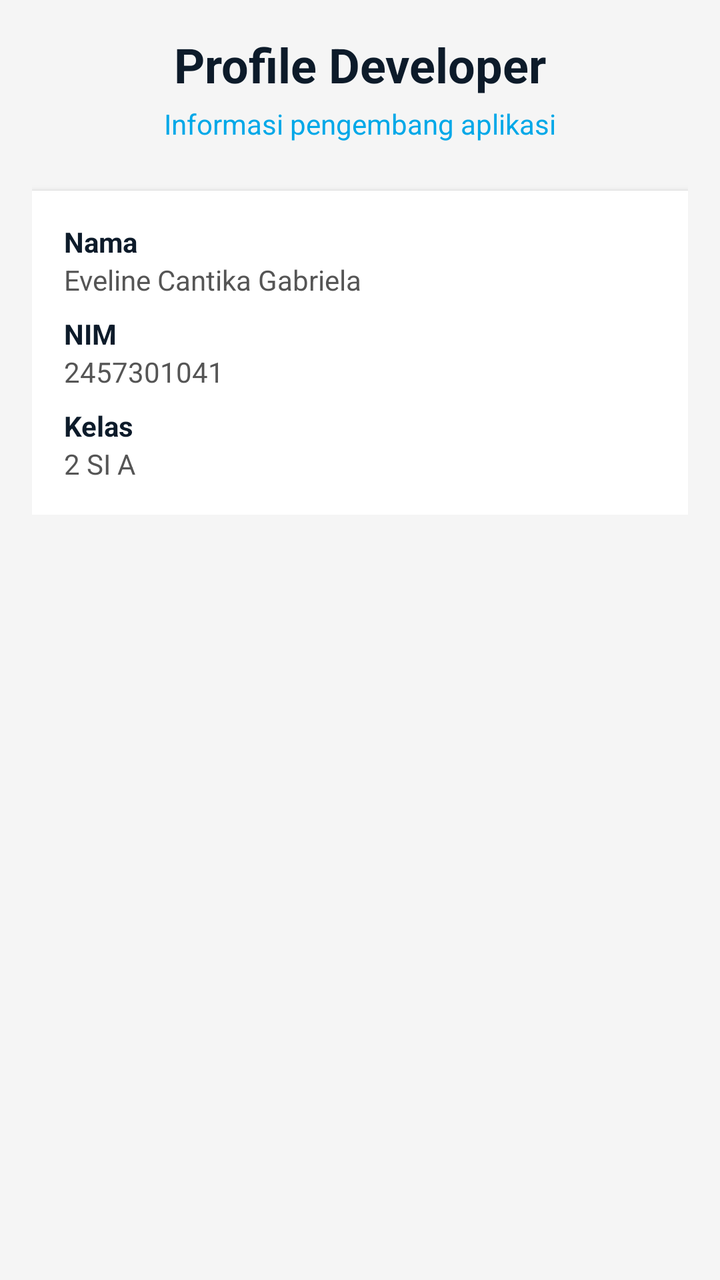
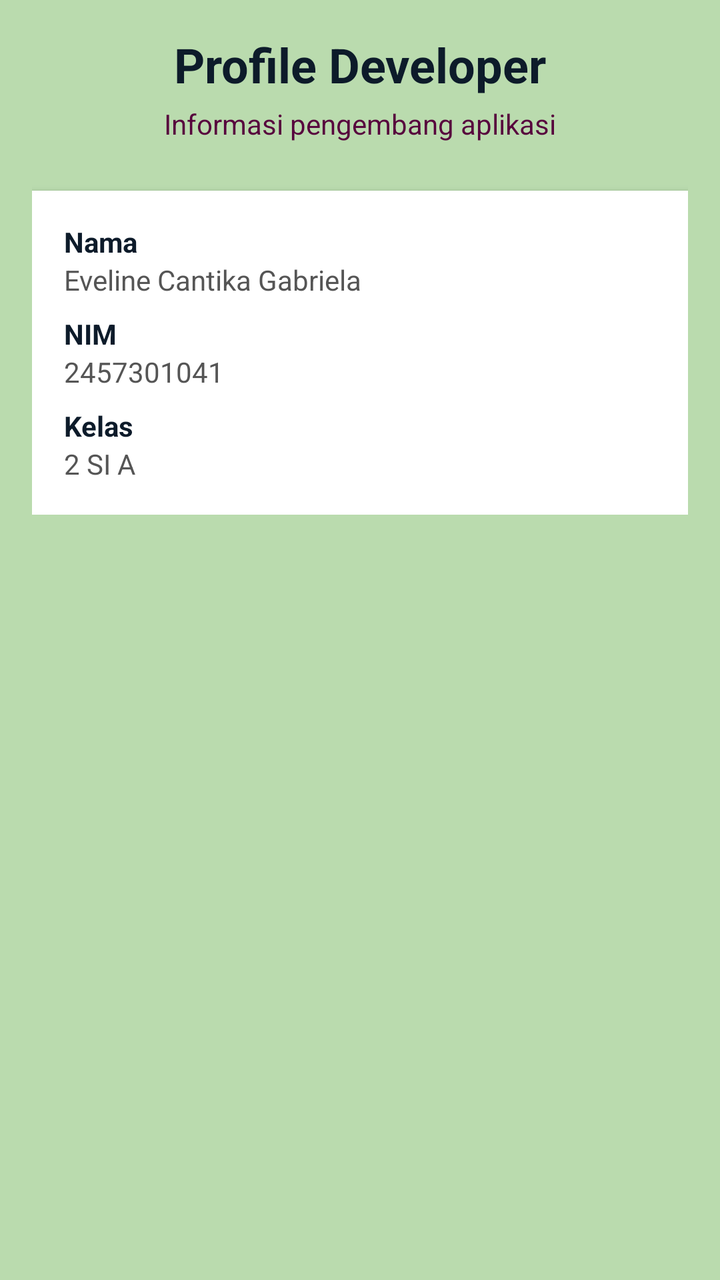

The first picture is an Android layout as it rendered before a commit; the second is the same layout after the commit. The layout source and the unified diff follow.
<!-- AndroidManifest.xml: application theme Theme.Elincortis -->
<!-- res/layout/fragment_profil.xml -->
<?xml version="1.0" encoding="utf-8"?>
<ScrollView xmlns:android="http://schemas.android.com/apk/res/android"
    android:layout_width="match_parent"
    android:layout_height="match_parent"
    android:background="#F5F5F5">

    <LinearLayout
        android:layout_width="match_parent"
        android:layout_height="wrap_content"
        android:orientation="vertical"
        android:padding="16dp">

        
        <TextView
            android:layout_width="wrap_content"
            android:layout_height="wrap_content"
            android:text="Profile Developer"
            android:textSize="24sp"
            android:textStyle="bold"
            android:textColor="#0D1B2A"
            android:layout_gravity="center"/>

        
        <TextView
            android:layout_width="wrap_content"
            android:layout_height="wrap_content"
            android:text="Informasi pengembang aplikasi"
            android:textSize="14sp"
            android:textColor="#00A8E8"
            android:layout_marginTop="4dp"
            android:layout_gravity="center"/>

        
        <View
            android:layout_width="match_parent"
            android:layout_height="24dp"/>

        
        <LinearLayout
            android:layout_width="match_parent"
            android:layout_height="wrap_content"
            android:orientation="vertical"
            android:background="#FFFFFF"
            android:padding="16dp"
            android:elevation="2dp">

            
            <TextView
                android:text="Nama"
                android:textStyle="bold"
                android:textSize="14sp"
                android:textColor="#0D1B2A"
                android:layout_width="wrap_content"
                android:layout_height="wrap_content"/>

            <TextView
                android:text="Eveline Cantika Gabriela"
                android:textSize="14sp"
                android:textColor="#555"
                android:layout_marginBottom="8dp"
                android:layout_width="wrap_content"
                android:layout_height="wrap_content"/>

            
            <TextView
                android:text="NIM"
                android:textStyle="bold"
                android:textSize="14sp"
                android:textColor="#0D1B2A"
                android:layout_width="wrap_content"
                android:layout_height="wrap_content"/>

            <TextView
                android:text="2457301041"
                android:textSize="14sp"
                android:textColor="#555"
                android:layout_marginBottom="8dp"
                android:layout_width="wrap_content"
                android:layout_height="wrap_content"/>

            
            <TextView
                android:text="Kelas"
                android:textStyle="bold"
                android:textSize="14sp"
                android:textColor="#0D1B2A"
                android:layout_width="wrap_content"
                android:layout_height="wrap_content"/>

            <TextView
                android:text="2 SI A"
                android:textSize="14sp"
                android:textColor="#555"
                android:layout_width="wrap_content"
                android:layout_height="wrap_content"/>

        </LinearLayout>

    </LinearLayout>
</ScrollView>
<!-- resources referenced by this layout -->
<resources>
  <style name="Theme.Elincortis" parent="Base.Theme.Elincortis" />
  <style name="Base.Theme.Elincortis" parent="Theme.Material3.DayNight.NoActionBar">
          
          
      </style>
</resources>

<!-- the commit's change to res/layout/fragment_profil.xml (unified diff, before → after) -->
@@ -2,7 +2,7 @@
 <ScrollView xmlns:android="http://schemas.android.com/apk/res/android"
     android:layout_width="match_parent"
     android:layout_height="match_parent"
-    android:background="#F5F5F5">
+    android:background="#BADBAE">
 
     <LinearLayout
         android:layout_width="match_parent"
@@ -26,7 +26,7 @@
             android:layout_height="wrap_content"
             android:text="Informasi pengembang aplikasi"
             android:textSize="14sp"
-            android:textColor="#00A8E8"
+            android:textColor="#57043D"
             android:layout_marginTop="4dp"
             android:layout_gravity="center"/>
 
